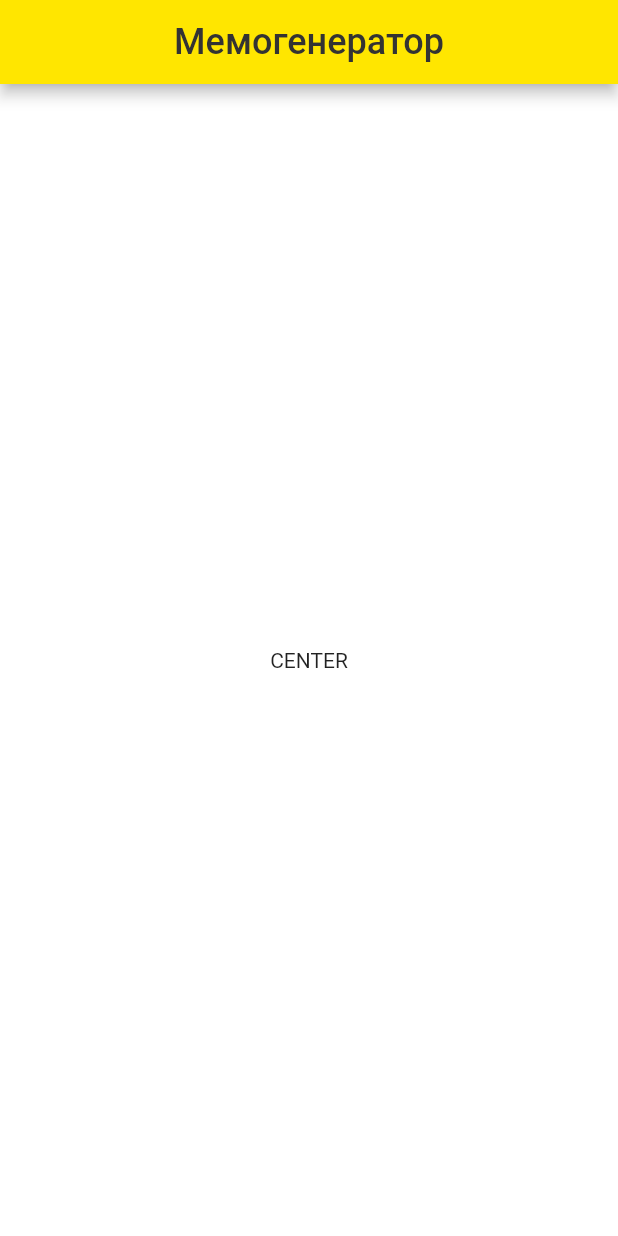
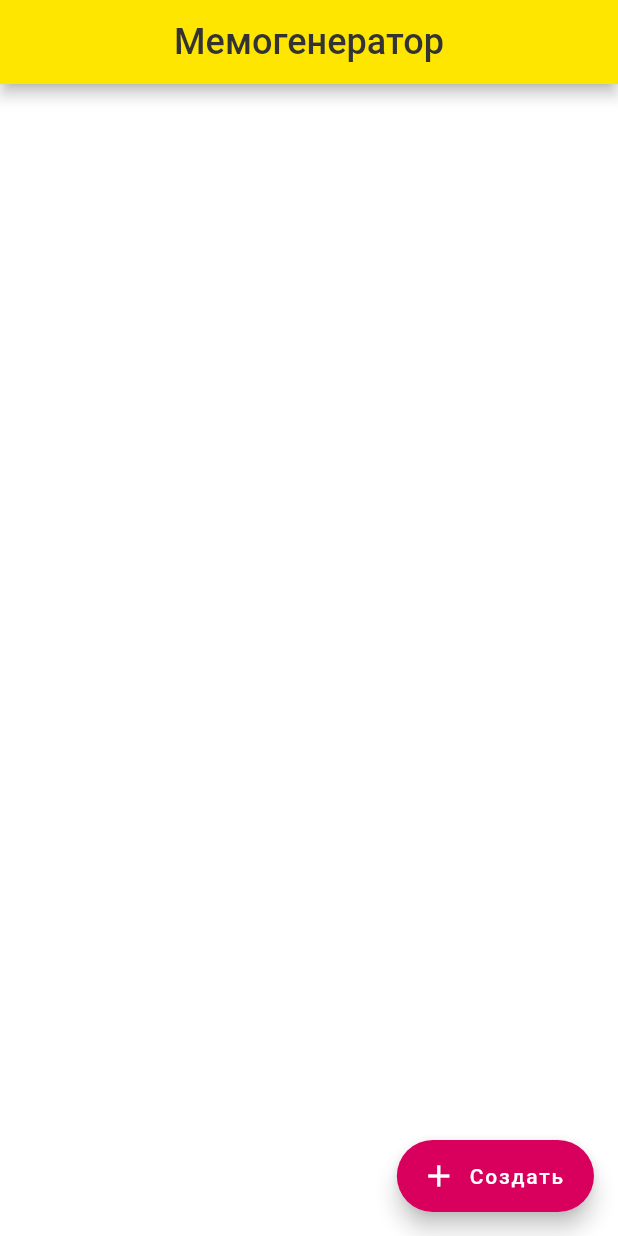
Before and after one commit to docent28/memogenerator, a Flutter app: the screen it shows after launch, on a phone screen of 412 x 824 dp. Run offline on Flutter 3.47's test engine with Material 2 defaults, Android fonts, the phone set to English and light mode, and no system bars; our stand-ins replace google_fonts.

Commit message:
Добавили переход на другую страницу

```diff
--- /dev/null
+++ b/lib/blocs/create_meme_bloc.dart
@@ -0,0 +1,3 @@
+class CreateMemeBloc {
+  void dispose() {}
+}
--- a/lib/pages/main_page.dart
+++ b/lib/pages/main_page.dart
@@ -1,14 +1,12 @@
 import 'package:flutter/material.dart';
-import 'package:http/http.dart' as http;
+import 'package:google_fonts/google_fonts.dart';
 import 'package:memogenerator/blocs/main_bloc.dart';
+import 'package:memogenerator/pages/create_meme_page.dart';
 import 'package:memogenerator/resources/app_colors.dart';
 import 'package:provider/provider.dart';
-import 'package:google_fonts/google_fonts.dart';
 
 class MainPage extends StatefulWidget {
-  final http.Client? client;
-
-  MainPage({Key? key, this.client}) : super(key: key);
+  MainPage({Key? key}) : super(key: key);
 
   @override
   _MainPageState createState() => _MainPageState();
@@ -37,6 +35,21 @@ class _MainPageState extends State<MainPage> {
             style: GoogleFonts.seymourOne(fontSize: 24),
           ),
         ),
+        floatingActionButton: FloatingActionButton.extended(
+          onPressed: () {
+            Navigator.of(context).push(
+            MaterialPageRoute(
+              builder: (_) => CreateMemePage(),
+            ),
+          );
+          },
+          backgroundColor: AppColors.fuchsia,
+          icon: Icon(
+            Icons.add,
+            color: Colors.white,
+          ),
+          label: Text("Создать"),
+        ),
         backgroundColor: Colors.white,
         body: SafeArea(
           child: MainPageContent(),
@@ -60,8 +73,6 @@ class MainPageContent extends StatefulWidget {
 class _MainPageContentState extends State<MainPageContent> {
   @override
   Widget build(BuildContext context) {
-    return Center(
-      child: Text("CENTER"),
-    );
+    return Container();
   }
 }
```
Also changed, not shown: lib/pages/create_meme_page.dart (added, +60 -0 lines).
